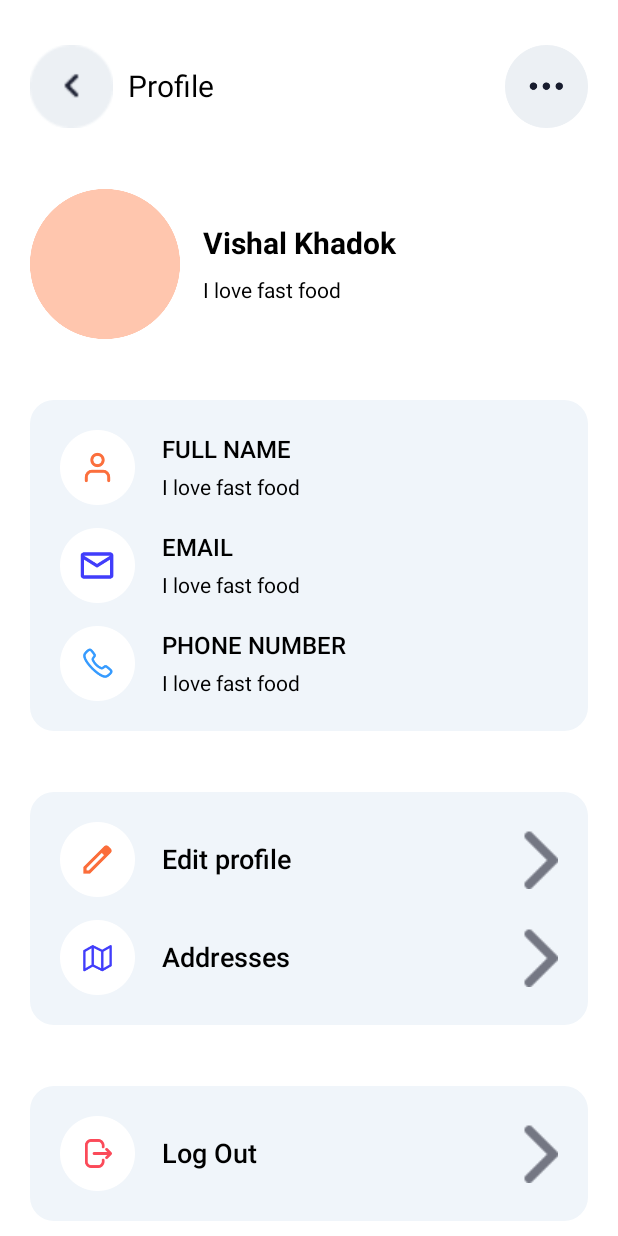
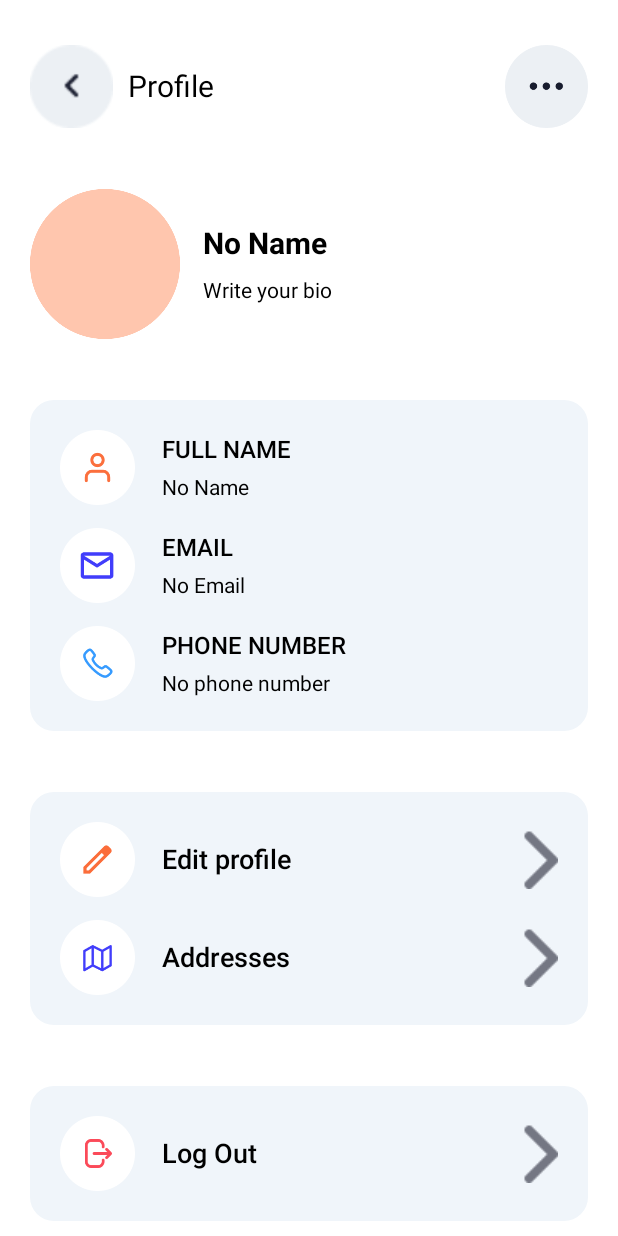
Before and after one commit to chemsou7876/Projet_TDM_frontend, an Android app built with Jetpack Compose: the composable ProfileContent shown on its own in the app's theme, on a phone screen of 412 x 824 dp. Run offline under Robolectric (Android 15) with nearby library versions, the phone set to English and light mode, and no system bars.

Commit message:
settings page done

```diff
--- a/app/src/main/java/com/example/projet_tdm/screens/settings/setting.kt
+++ b/app/src/main/java/com/example/projet_tdm/screens/settings/setting.kt
@@ -1,10 +1,8 @@
 package com.example.projet_tdm.screens.settings
 
 import android.content.Context
-import android.text.Layout
 import androidx.compose.foundation.Image
 import androidx.compose.foundation.background
-import androidx.compose.foundation.border
 import androidx.compose.foundation.clickable
 import androidx.compose.foundation.interaction.MutableInteractionSource
 import androidx.compose.foundation.layout.Arrangement
@@ -17,10 +15,7 @@ import androidx.compose.foundation.layout.height
 import androidx.compose.foundation.layout.padding
 import androidx.compose.foundation.layout.size
 import androidx.compose.foundation.layout.width
-import androidx.compose.foundation.shape.CircleShape
 import androidx.compose.foundation.shape.RoundedCornerShape
-import androidx.compose.material.Icon
-import androidx.compose.material.IconButton
 import androidx.compose.material.Text
 import androidx.compose.runtime.Composable
 import androidx.compose.runtime.remember
@@ -35,7 +30,6 @@ import androidx.compose.ui.text.font.FontWeight
 import androidx.compose.ui.unit.dp
 import androidx.compose.ui.unit.sp
 import androidx.navigation.NavController
-import coil.compose.rememberImagePainter
 import com.example.projet_tdm.R
 import com.example.projet_tdm.services.UserSession
 
@@ -54,10 +48,17 @@ fun logout(context: Context, navController:NavController) {
         popUpTo("home") { inclusive = true }
     }
 }
+
 @Composable
 fun Setting(navController: NavController){
     val context = LocalContext.current
     val defaultProfileImage = painterResource(id = R.drawable.profile_pic)
+    val sharedPreferences = context.getSharedPreferences("user_session", Context.MODE_PRIVATE)
+    val userId = sharedPreferences.getString("user_id", null)
+    val userName = sharedPreferences.getString("user_name", "No Name")
+    val userEmail = sharedPreferences.getString("user_email", "No Email")
+    val userPhone = sharedPreferences.getString("user_phone", "No phone number")
+    val userBio = sharedPreferences.getString("user_bio", "Write your bio")
 
     Column(modifier = Modifier.padding(vertical = 10.dp , horizontal = 20.dp).fillMaxSize()
         //   .verticalScroll(scrollState) ,
@@ -107,9 +108,13 @@ fun Setting(navController: NavController){
             )
             Spacer(modifier = Modifier.width(15.dp))
             Column (){
-                Text("Vishal Khadok", fontSize = 20.sp, fontWeight = FontWeight.W700)
+                if (userName != null) {
+                    Text(userName, fontSize = 20.sp, fontWeight = FontWeight.W700)
+                }
                 Spacer(modifier = Modifier.height(12.dp))
-                Text("I love fast food")
+                if (userBio != null) {
+                    Text(userBio)
+                }
             } }
 
         Column (modifier = Modifier
@@ -129,7 +134,9 @@ fun Setting(navController: NavController){
                 Column (){
                     Text("FULL NAME", fontSize = 16.sp, fontWeight = FontWeight.SemiBold)
                     Spacer(modifier = Modifier.height(8.dp))
-                    Text("I love fast food")
+                    if (userName != null) {
+                        Text(userName)
+                    }
                 } }
             Spacer(modifier = Modifier.height(15.dp))
             Row(verticalAlignment = Alignment.CenterVertically){
@@ -143,7 +150,9 @@ fun Setting(navController: NavController){
                 Column (){
                     Text("EMAIL", fontSize = 16.sp, fontWeight = FontWeight.SemiBold)
                     Spacer(modifier = Modifier.height(8.dp))
-                    Text("I love fast food")
+                    if (userEmail != null) {
+                        Text(userEmail)
+                    }
                 } }
             Spacer(modifier = Modifier.height(15.dp))
 
@@ -158,7 +167,9 @@ fun Setting(navController: NavController){
                 Column (){
                     Text("PHONE NUMBER", fontSize = 16.sp, fontWeight = FontWeight.SemiBold)
                     Spacer(modifier = Modifier.height(8.dp))
-                    Text("I love fast food")
+                    if (userPhone != null) {
+                        Text(userPhone)
+                    }
                 } }
         }
 
--- a/app/src/main/java/com/example/projet_tdm/services/session.kt
+++ b/app/src/main/java/com/example/projet_tdm/services/session.kt
@@ -3,4 +3,5 @@ package com.example.projet_tdm.services
 object UserSession {
     var userId: String? = null
     var isLoggedIn: Boolean = false
+
 }
```
Also changed, not shown: app/src/main/java/com/example/projet_tdm/MainActivity.kt (+0 -14 lines), app/src/main/java/com/example/projet_tdm/screens/auth/LoginScreen.kt (+64 -10 lines), app/src/main/java/com/example/projet_tdm/screens/home/tabs/ProfileTab.kt (deleted, +0 -15 lines), app/src/main/java/com/example/projet_tdm/services/UserService.kt (added, +51 -0 lines), app/src/main/java/com/example/projet_tdm/ui/theme/profile/Profile.kt (deleted, +0 -8 lines).
